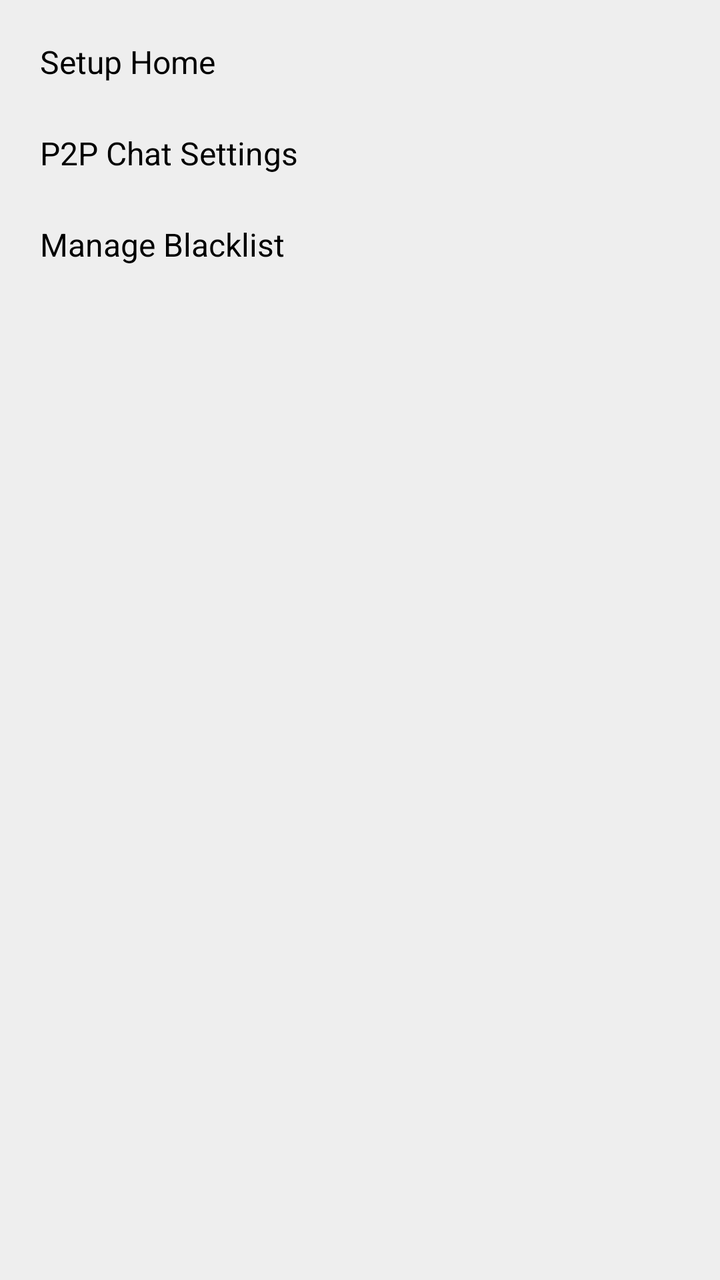
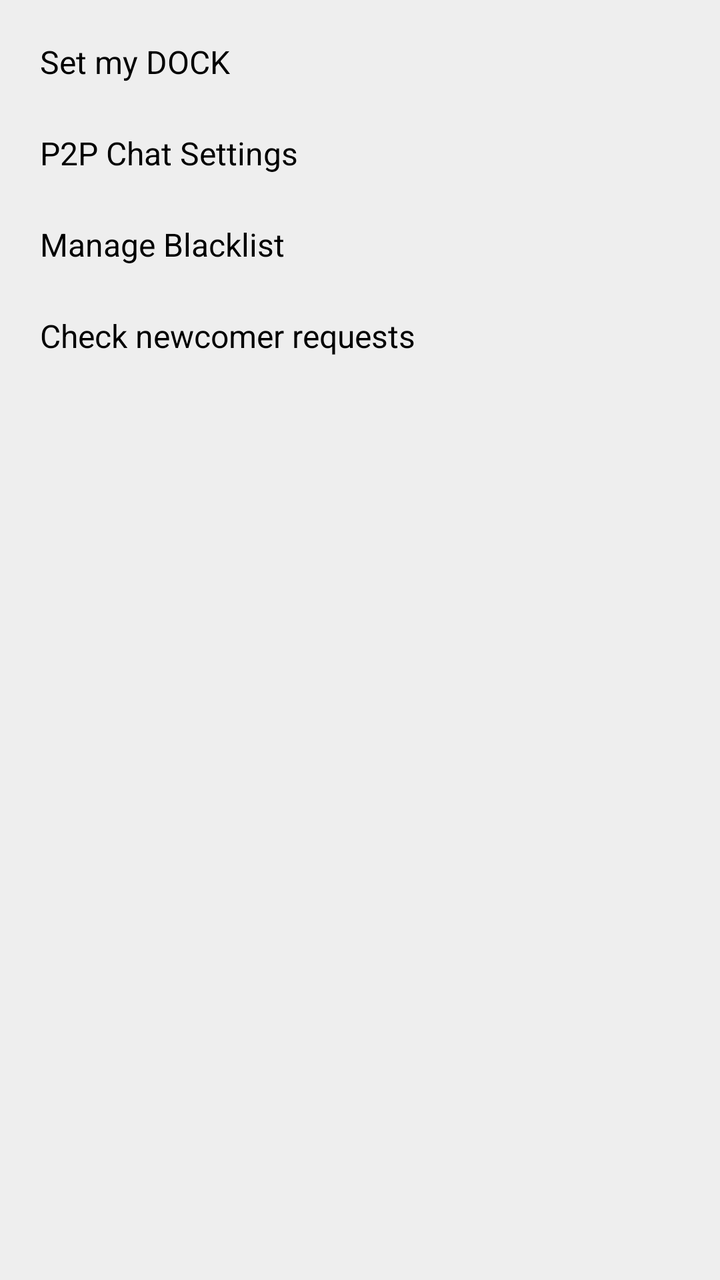

Before-and-after screenshots of an Android layout around one commit, followed by the original layout XML and the change that was made.
<!-- AndroidManifest.xml: application theme Theme.Freer -->
<!-- res/layout/popup_talk_menu.xml -->
<?xml version="1.0" encoding="utf-8"?>
<LinearLayout xmlns:android="http://schemas.android.com/apk/res/android"
    android:layout_width="wrap_content"
    android:layout_height="wrap_content"
    android:orientation="vertical"
    android:background="@color/background_light"
    android:padding="8dp">

    <TextView
        android:id="@+id/menu_setup_home"
        android:layout_width="match_parent"
        android:layout_height="wrap_content"
        android:text="@string/setup_home"
        android:textSize="16sp"
        android:textColor="@color/text"
        android:padding="12dp"
        android:background="?android:attr/selectableItemBackground"
        android:clickable="true"
        android:focusable="true" />

    <TextView
        android:id="@+id/menu_privacy_settings"
        android:layout_width="match_parent"
        android:layout_height="wrap_content"
        android:text="@string/p2p_chat_settings"
        android:textSize="16sp"
        android:textColor="@color/text"
        android:padding="12dp"
        android:background="?android:attr/selectableItemBackground"
        android:clickable="true"
        android:focusable="true" />

    <TextView
        android:id="@+id/menu_manage_blacklist"
        android:layout_width="match_parent"
        android:layout_height="wrap_content"
        android:text="@string/manage_blacklist"
        android:textSize="16sp"
        android:textColor="@color/text"
        android:padding="12dp"
        android:background="?android:attr/selectableItemBackground"
        android:clickable="true"
        android:focusable="true" />

</LinearLayout>
<!-- resources referenced by this layout -->
<resources>
  <color name="background_light">#EEEEEE</color>
  <color name="text">#000000</color>
  <string name="manage_blacklist">Manage Blacklist</string>
  <string name="p2p_chat_settings">P2P Chat Settings</string>
  <string name="setup_home">Setup Home</string>
  <style name="Theme.Freer" parent="Base.Theme.Freer" />
  <style name="Base.Theme.Freer" parent="Theme.Material3.DayNight.NoActionBar">
          <item name="colorPrimary">#2196F3</item>
          <item name="colorAccent">#2196F3</item>
          <item name="android:windowBackground">#FFFFFF</item>
          
          <item name="android:windowLayoutInDisplayCutoutMode">shortEdges</item>
          <item name="android:enforceNavigationBarContrast">false</item>
          <item name="android:enforceStatusBarContrast">false</item>
          <item name="android:statusBarColor">@android:color/transparent</item>
          <item name="android:navigationBarColor">@android:color/transparent</item>
          <item name="android:windowLightStatusBar">true</item>
          <item name="android:windowLightNavigationBar">true</item>
      </style>
</resources>

<!-- the commit's change to res/layout/popup_talk_menu.xml (unified diff, before → after) -->
@@ -10,7 +10,7 @@
         android:id="@+id/menu_setup_home"
         android:layout_width="match_parent"
         android:layout_height="wrap_content"
-        android:text="@string/setup_home"
+        android:text="@string/set_my_dock"
         android:textSize="16sp"
         android:textColor="@color/text"
         android:padding="12dp"
@@ -42,4 +42,16 @@
         android:clickable="true"
         android:focusable="true" />
 
+    <TextView
+        android:id="@+id/menu_newcomer_requests"
+        android:layout_width="match_parent"
+        android:layout_height="wrap_content"
+        android:text="@string/newcomer_requests"
+        android:textSize="16sp"
+        android:textColor="@color/text"
+        android:padding="12dp"
+        android:background="?android:attr/selectableItemBackground"
+        android:clickable="true"
+        android:focusable="true" />
+
 </LinearLayout>
<!-- resource entries referenced after the edit -->
@@ -3,8 +3,9 @@
   <color name="background_light">#EEEEEE</color>
   <color name="text">#000000</color>
   <string name="manage_blacklist">Manage Blacklist</string>
+  <string name="newcomer_requests">Check newcomer requests</string>
   <string name="p2p_chat_settings">P2P Chat Settings</string>
-  <string name="setup_home">Setup Home</string>
+  <string name="set_my_dock">Set my DOCK</string>
   <style name="Theme.Freer" parent="Base.Theme.Freer" />
   <style name="Base.Theme.Freer" parent="Theme.Material3.DayNight.NoActionBar">
           <item name="colorPrimary">#2196F3</item>
